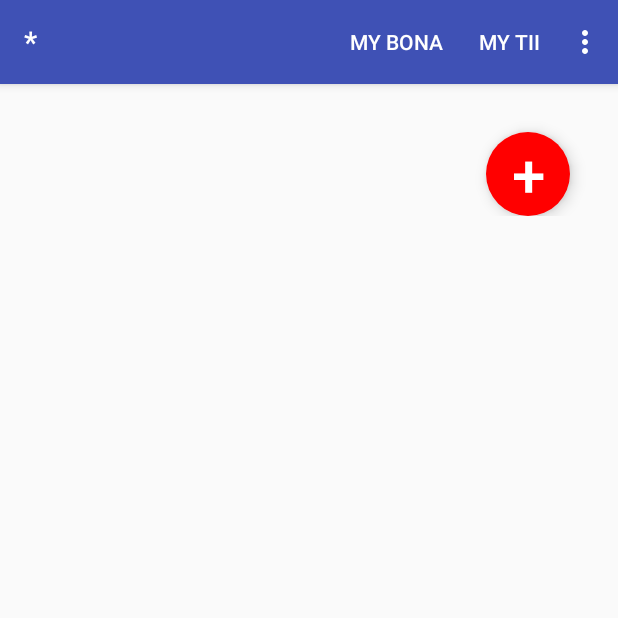
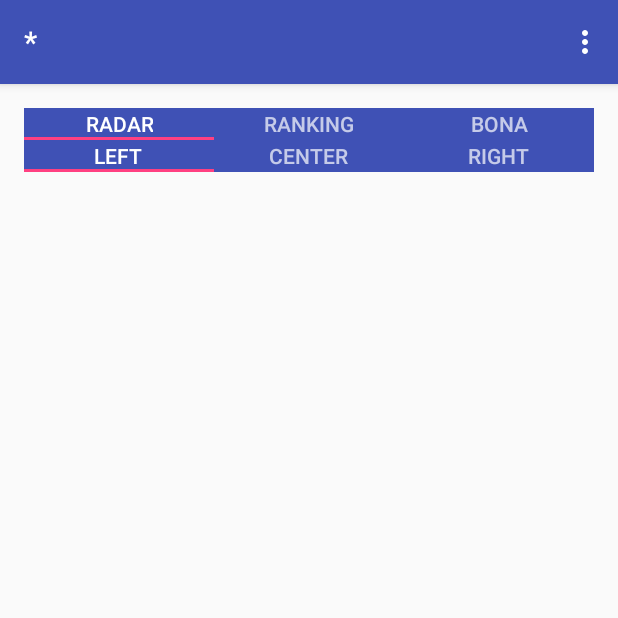
Before and after one commit to dufarah73/phibonatii, an Android app: the DesktopActivity screen opened directly, with no data from a screen before it, on a phone screen of 412 x 824 dp, the top half of it. Run offline under Robolectric (Android 15) with nearby library versions, the phone set to English and light mode, and no system bars.

Commit message:
manipulando tablayout

```diff
--- a/app/src/main/res/layout/activity_desktop.xml
+++ b/app/src/main/res/layout/activity_desktop.xml
@@ -11,41 +11,71 @@
     android:paddingTop="@dimen/activity_vertical_margin"
     tools:context=".DesktopActivity">
 
+    <android.support.design.widget.TabLayout
+        android:id="@+id/desktop_tab_ops"
+        android:layout_width="match_parent"
+        android:layout_height="21dp"
+        android:background="?attr/colorPrimary"
+        android:theme="@style/ThemeOverlay.AppCompat.Dark.ActionBar">
+
+        <android.support.design.widget.TabItem
+            android:layout_width="wrap_content"
+            android:layout_height="wrap_content"
+            android:text="RADAR" />
+
+        <android.support.design.widget.TabItem
+            android:layout_width="wrap_content"
+            android:layout_height="wrap_content"
+            android:text="RANKING" />
+
+        <android.support.design.widget.TabItem
+            android:layout_width="wrap_content"
+            android:layout_height="wrap_content"
+            android:text="BONA" />
+    </android.support.design.widget.TabLayout>
+
+    <android.support.design.widget.TabLayout
+        android:id="@+id/desktop_tab_groups"
+        android:layout_width="match_parent"
+        android:layout_height="21dp"
+        android:background="?attr/colorPrimary"
+        android:theme="@style/ThemeOverlay.AppCompat.Dark.ActionBar">
+
+        <android.support.design.widget.TabItem
+            android:layout_width="wrap_content"
+            android:layout_height="wrap_content"
+            android:text="Left" />
+
+        <android.support.design.widget.TabItem
+            android:layout_width="wrap_content"
+            android:layout_height="wrap_content"
+            android:text="Center" />
+
+        <android.support.design.widget.TabItem
+            android:layout_width="wrap_content"
+            android:layout_height="wrap_content"
+            android:text="Right" />
+    </android.support.design.widget.TabLayout>
+
     <ScrollView
         android:layout_width="match_parent"
         android:layout_height="match_parent">
-        <RelativeLayout
+        <LinearLayout
             android:layout_width="match_parent"
             android:layout_height="match_parent"
             android:orientation="vertical">
 
+
             <ListView
-                android:id="@+id/desktop_lista_alunos"
+                android:id="@+id/desktop_item1"
                 android:layout_width="match_parent"
                 android:layout_height="wrap_content"/>
             <ListView
-                android:id="@+id/desktop_lista_alunos2"
+                android:id="@+id/desktop_item2"
                 android:layout_width="match_parent"
-                android:layout_height="wrap_content"
-                android:layout_below="@+id/desktop_lista_alunos" />
+                android:layout_height="wrap_content"/>
 
-            <Button
-                android:id="@+id/desktop_button_hide_bona"
-                android:layout_width="56dp"
-                android:layout_height="56dp"
-                android:layout_alignParentBottom="true"
-                android:layout_alignParentRight="true"
-                android:layout_marginBottom="16dp"
-                android:layout_marginRight="16dp"
-                android:background="@drawable/custom_background"
-                android:elevation="6dp"
-                android:onClick="hideBona"
-                android:stateListAnimator="@null"
-                android:text="+"
-                android:textColor="#ffffff"
-                android:textSize="40sp" />
-
-        </RelativeLayout>
+        </LinearLayout>
 
     </ScrollView>
 </LinearLayout>
--- a/app/src/main/res/menu/menu_desktop.xml
+++ b/app/src/main/res/menu/menu_desktop.xml
@@ -3,22 +3,6 @@
     xmlns:app="http://schemas.android.com/apk/res-auto"
     xmlns:tools="http://schemas.android.com/tools"
     tools:context=".DesktopActivity">
-    <item
-        android:id="@+id/desktop_menu_mybona"
-        android:title="MY BONA"
-        app:showAsAction="ifRoom" />
-    <item
-        android:id="@+id/desktop_menu_mytii"
-        android:title="MY TII"
-        app:showAsAction="ifRoom" />
-    <item
-        android:id="@+id/desktop_menu_radar"
-        android:title="RADAR"
-        app:showAsAction="ifRoom" />
-    <item
-        android:id="@+id/desktop_menu_ranking"
-        android:title="RANKING"
-        app:showAsAction="ifRoom" />
     <item
         android:id="@+id/desktop_menu_new_group"
         android:title="@string/button_new_group"/>
```
